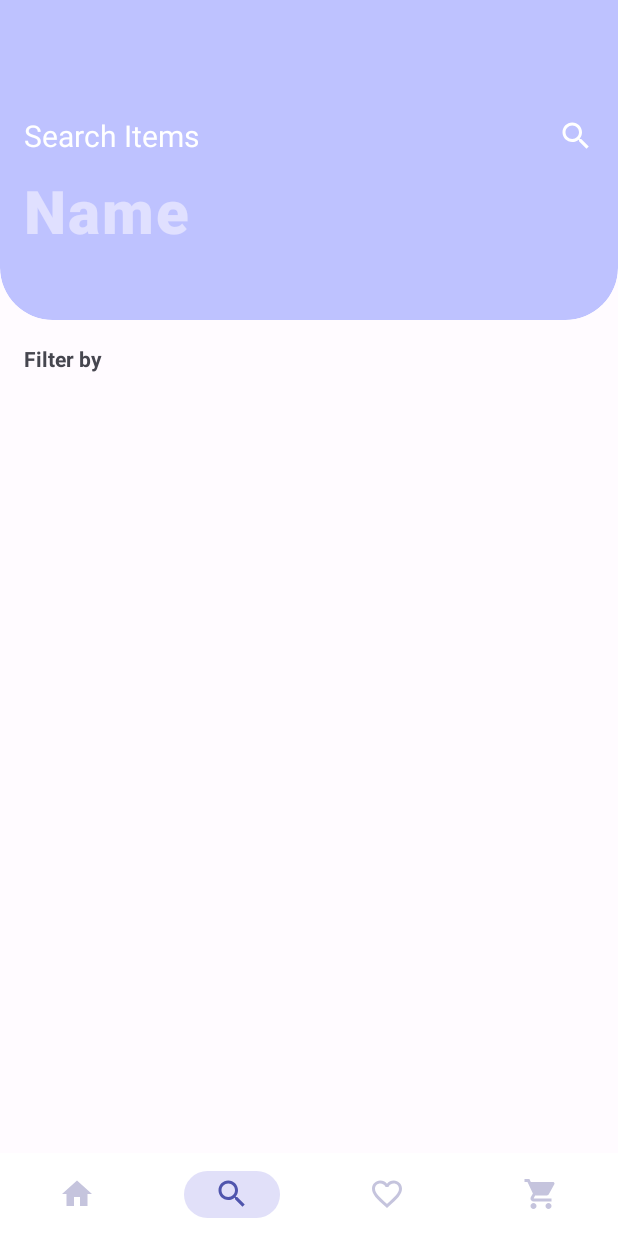
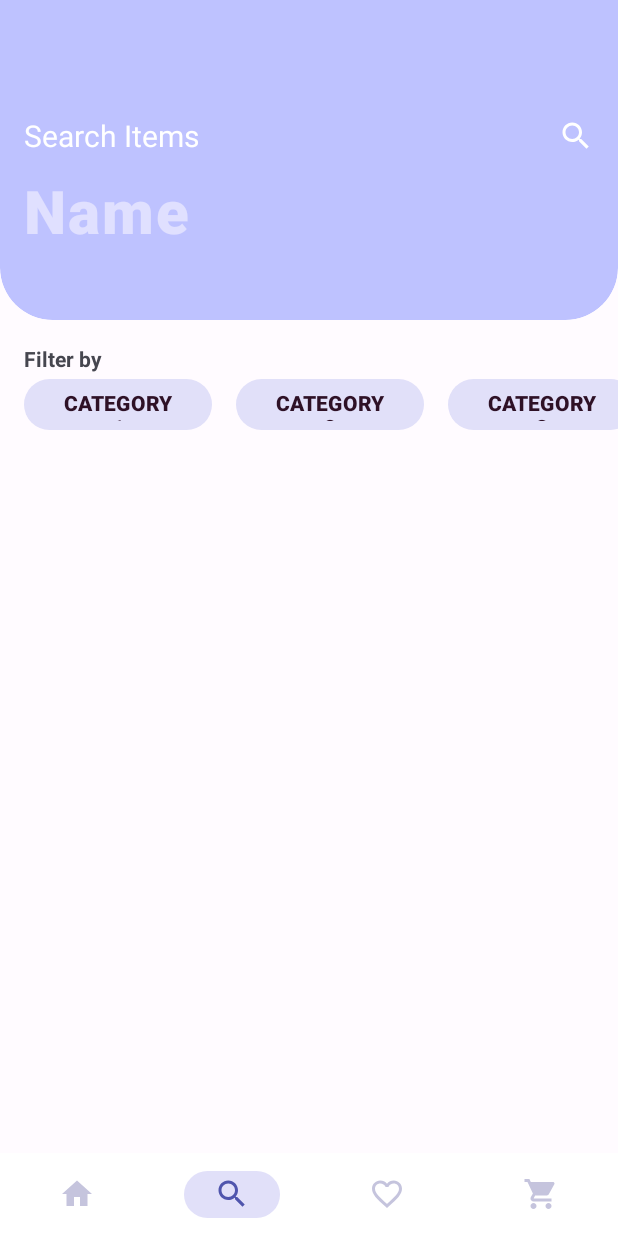
Before and after one commit to JayJsan/Candeez, an Android app: the ListActivity screen opened directly, with no data from a screen before it, on a phone screen of 412 x 824 dp. Run offline under Robolectric (Android 15) with nearby library versions, the phone set to English and light mode, and no system bars.

Commit message:
feat: got recyclerview for filters workin

```diff
--- /dev/null
+++ b/app/src/main/java/com/application/project2java/FilterAdapter.java
@@ -0,0 +1,57 @@
+package com.application.project2java;
+
+
+import android.view.LayoutInflater;
+import android.view.View;
+import android.view.ViewGroup;
+
+import com.example.project2java.R;
+
+import androidx.annotation.NonNull;
+import androidx.recyclerview.widget.RecyclerView;
+
+import com.google.android.material.button.MaterialButton;
+
+public class FilterAdapter extends RecyclerView.Adapter<FilterAdapter.ViewHolder> {
+    private Category[] categories;
+
+    public FilterAdapter(Category[] categories) {
+        this.categories = categories;
+    }
+
+    public static class ViewHolder extends RecyclerView.ViewHolder {
+        private final MaterialButton filterButton;
+
+        public ViewHolder(View v) {
+            super(v);
+            filterButton = v.findViewById(R.id.filter_button);
+        }
+
+        public MaterialButton getFilterButton() {
+            return filterButton;
+        }
+    }
+
+    @NonNull
+    @Override
+    public FilterAdapter.ViewHolder onCreateViewHolder(@NonNull ViewGroup parent, int viewType) {
+        View v = LayoutInflater.from(parent.getContext())
+                .inflate(R.layout.category_filter_button, parent, false);
+        return new ViewHolder(v);
+    }
+
+    @Override
+    public void onBindViewHolder(@NonNull ViewHolder holder, int position) {
+        Category category = categories[position];
+        String name = category.getName();
+        holder.filterButton.setText(name);
+    }
+
+
+    @Override
+    public int getItemCount() {
+        return categories.length;
+    }
+
+
+}
--- a/app/src/main/java/com/application/project2java/ListActivity.java
+++ b/app/src/main/java/com/application/project2java/ListActivity.java
@@ -3,16 +3,32 @@ package com.application.project2java;
 import android.os.Bundle;
 
 import androidx.fragment.app.FragmentActivity;
+import androidx.recyclerview.widget.LinearLayoutManager;
+import androidx.recyclerview.widget.RecyclerView;
 
 import com.example.project2java.R;
 
 public class ListActivity extends FragmentActivity {
 
+    //TODO REMOVE
+    private Category[] categories = {
+            new Category(CategoryName.CATEGORY1, 69),
+            new Category(CategoryName.CATEGORY2, 69),
+            new Category(CategoryName.CATEGORY3, 69),
+            new Category(CategoryName.CATEGORY4, 69)};
+    private FilterAdapter filterAdapter;
     @Override
     protected void onCreate(Bundle savedInstanceState) {
         super.onCreate(savedInstanceState);
         setContentView(R.layout.activity_list);
         BottomNavigationUtils.setupBottomNavigationView(this);
         BottomNavigationUtils.setCurrentItem(this);
+        RecyclerView filterRecyclerView = this.findViewById(R.id.filter_recycler_view);
+        filterAdapter = new FilterAdapter(categories);
+        filterRecyclerView.setAdapter(filterAdapter);
+        LinearLayoutManager layoutManager = new LinearLayoutManager(this);
+        layoutManager.setOrientation(LinearLayoutManager.HORIZONTAL);
+        filterRecyclerView.setLayoutManager(layoutManager);
+
     }
 }
--- a/app/src/main/res/layout/activity_list.xml
+++ b/app/src/main/res/layout/activity_list.xml
@@ -99,6 +99,14 @@
                     android:textStyle="bold"
                     app:layout_constraintStart_toStartOf="parent"
                     app:layout_constraintTop_toTopOf="parent" />
+
+                <androidx.recyclerview.widget.RecyclerView
+                    android:id="@+id/filter_recycler_view"
+                    android:layout_width="match_parent"
+                    android:layout_height="match_parent"
+                    app:layout_constraintEnd_toEndOf="parent"
+                    app:layout_constraintStart_toStartOf="parent"
+                    app:layout_constraintTop_toBottomOf="@+id/textView8" />
             </androidx.constraintlayout.widget.ConstraintLayout>
 
         </LinearLayout>
--- a/app/src/main/res/layout/category_filter_button.xml
+++ b/app/src/main/res/layout/category_filter_button.xml
@@ -2,9 +2,12 @@
 <com.google.android.material.button.MaterialButton xmlns:android="http://schemas.android.com/apk/res/android"
     xmlns:app="http://schemas.android.com/apk/res-auto"
     xmlns:tools="http://schemas.android.com/tools"
-    android:layout_width="140dp"
+    android:id="@+id/filter_button"
+    android:layout_width="125dp"
     android:layout_height="42dp"
+    android:layout_marginLeft="16dp"
     android:textColor="@color/md_theme_light_onTertiaryContainer"
+    android:textStyle="bold"
     app:backgroundTint="@color/md_theme_light_secondaryContainer"
     app:cornerRadius="22dp"
     tools:text="Category">
```
